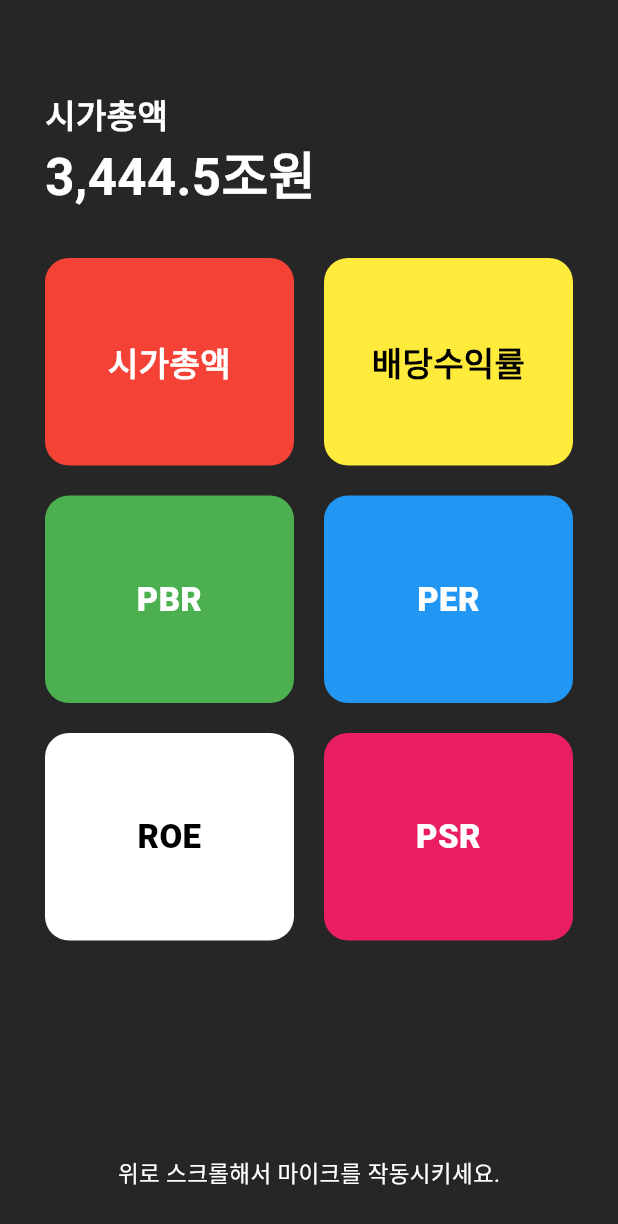
After one commit to Hear-Stock/hearstock-frontend, a Flutter app: the screen it shows after launch, after a tap on "Go to RIS Page", on a phone screen of 412 x 824 dp. The commit adds this screen. Shown: the top 1224 px of the screen. Run offline on Flutter 3.47's test engine with Material 3 defaults, Android fonts, the phone set to English and light mode, and no system bars; our stand-ins replace flutter_tts, speech_to_text; missing offline and left inert: flutter_midi_pro; Roboto replaces fonts that are missing (Pretendard).

Commit message:
Feat: 투자지표 페이지 함 해보았습니다 first 시도

```diff
--- a/hear_stock/lib/landing_page.dart
+++ b/hear_stock/lib/landing_page.dart
@@ -15,12 +15,19 @@ class LandingPage extends StatelessWidget {
               },
               child: Text('Go to Home Page'),
             ),
-            SizedBox(height: 20), // 두 버튼 사이에 여백 추가
+            SizedBox(height: 20),
             ElevatedButton(
               onPressed: () {
                 Navigator.pushNamed(context, '/chart');
               },
               child: Text('Go to Chart Page'),
+            ),
+            SizedBox(height: 20),
+            ElevatedButton(
+              onPressed: () {
+                Navigator.pushNamed(context, '/ris');
+              },
+              child: Text('Go to RIS Page'),
             ),
           ],
         ),
--- a/hear_stock/lib/main.dart
+++ b/hear_stock/lib/main.dart
@@ -2,6 +2,7 @@ import 'package:flutter/material.dart';
 import 'landing_page.dart';
 import 'home_page.dart';
 import 'chartPage/chart_page.dart';
+import 'ris_page.dart';
 
 void main() {
   runApp(MyApp());
@@ -19,6 +20,7 @@ class MyApp extends StatelessWidget {
         '/': (context) => LandingPage(),
         '/home': (context) => HomePage(),
         '/chart': (context) => ChartPage(),
+        '/ris': (context) => RsiPage(),
       },
     );
   }
--- /dev/null
+++ b/hear_stock/lib/ris_page.dart
@@ -0,0 +1,133 @@
+import 'package:flutter/material.dart';
+import 'package:flutter_tts/flutter_tts.dart';
+
+class RsiPage extends StatefulWidget {
+  @override
+  _RsiPageState createState() => _RsiPageState();
+}
+
+class _RsiPageState extends State<RsiPage> {
+  final FlutterTts flutterTts = FlutterTts();
+
+  String selectedTitle = '시가총액';
+  String selectedValue = '3,444.5조원';
+
+  final Map<String, String> indicatorValues = {
+    '시가총액': '3,444.5조원',
+    '배당수익률': '2.1%',
+    'PBR': '1.15배',
+    'PER': '12.7배',
+    'ROE': '8.5%',
+    'PSR': '1.3배',
+  };
+
+  final List<_IndicatorItem> items = [
+    _IndicatorItem(title: '시가총액', color: Colors.red),
+    _IndicatorItem(title: '배당수익률', color: Colors.yellow),
+    _IndicatorItem(title: 'PBR', color: Colors.green),
+    _IndicatorItem(title: 'PER', color: Colors.blue),
+    _IndicatorItem(title: 'ROE', color: Colors.white),
+    _IndicatorItem(title: 'PSR', color: Colors.pink),
+  ];
+
+  Future<void> _onIndicatorPressed(String title) async {
+    setState(() {
+      selectedTitle = title;
+      selectedValue = indicatorValues[title] ?? '';
+    });
+
+    await flutterTts.speak('$title, ${indicatorValues[title]}');
+  }
+
+  @override
+  void dispose() {
+    flutterTts.stop();
+    super.dispose();
+  }
+
+  @override
+  Widget build(BuildContext context) {
+    return Scaffold(
+      backgroundColor: Color(0xFF262626),
+      body: Padding(
+        padding: const EdgeInsets.fromLTRB(30, 60, 30, 30),
+        child: Column(
+          crossAxisAlignment: CrossAxisAlignment.start,
+          children: [
+            Text(
+              selectedTitle,
+              style: TextStyle(
+                fontSize: 22,
+                color: Colors.white,
+                fontWeight: FontWeight.bold,
+              ),
+            ),
+            Text(
+              selectedValue,
+              style: TextStyle(
+                fontSize: 34,
+                fontWeight: FontWeight.bold,
+                color: Colors.white,
+              ),
+            ),
+            SizedBox(height: 30),
+            Expanded(
+              child: GridView.count(
+                crossAxisCount: 2,
+                crossAxisSpacing: 20,
+                mainAxisSpacing: 20,
+                childAspectRatio: 1.2,
+                children:
+                    items.map((item) {
+                      return Semantics(
+                        label: '${item.title} 버튼',
+                        button: true,
+                        child: GestureDetector(
+                          onTap: () => _onIndicatorPressed(item.title),
+                          child: Container(
+                            decoration: BoxDecoration(
+                              color: item.color,
+                              borderRadius: BorderRadius.circular(16),
+                            ),
+                            padding: EdgeInsets.all(16),
+                            child: Center(
+                              child: Text(
+                                item.title,
+                                textAlign: TextAlign.center,
+                                style: TextStyle(
+                                  fontSize: 22,
+                                  fontWeight: FontWeight.w900,
+                                  color:
+                                      (item.color == Colors.yellow ||
+                                              item.color == Colors.white)
+                                          ? Colors.black
+                                          : Colors.white,
+                                ),
+                              ),
+                            ),
+                          ),
+                        ),
+                      );
+                    }).toList(),
+              ),
+            ),
+            SizedBox(height: 10),
+            Center(
+              child: Text(
+                '위로 스크롤해서 마이크를 작동시키세요.',
+                style: TextStyle(color: Colors.white, fontSize: 15),
+              ),
+            ),
+          ],
+        ),
+      ),
+    );
+  }
+}
+
+class _IndicatorItem {
+  final String title;
+  final Color color;
+
+  _IndicatorItem({required this.title, required this.color});
+}
--- a/hear_stock/pubspec.yaml
+++ b/hear_stock/pubspec.yaml
@@ -45,6 +45,7 @@ dependencies:
 dev_dependencies:
   flutter_test:
     sdk: flutter
+  flutter_tts: ^3.8.3
 
   # The "flutter_lints" package below contains a set of recommended lints to
   # encourage good coding practices. The lint set provided by the package is
```
Also changed, not shown: 1 other file.
